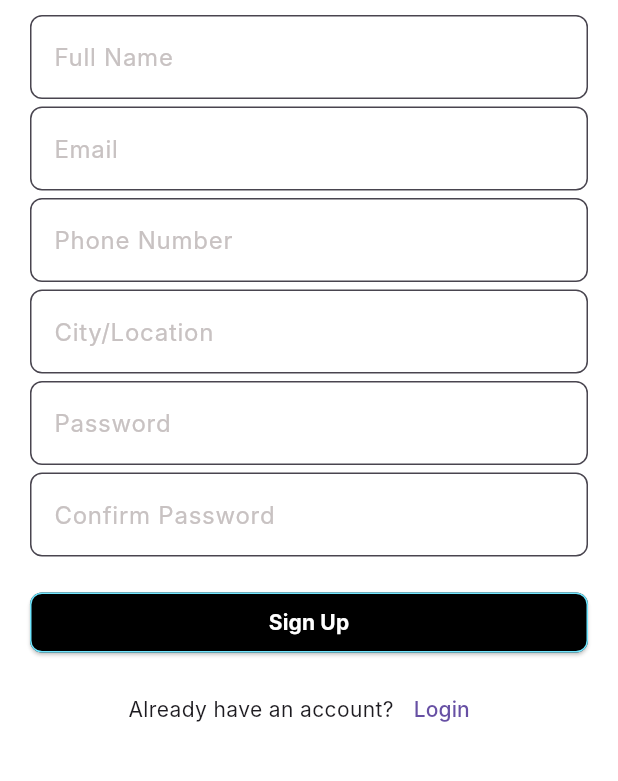
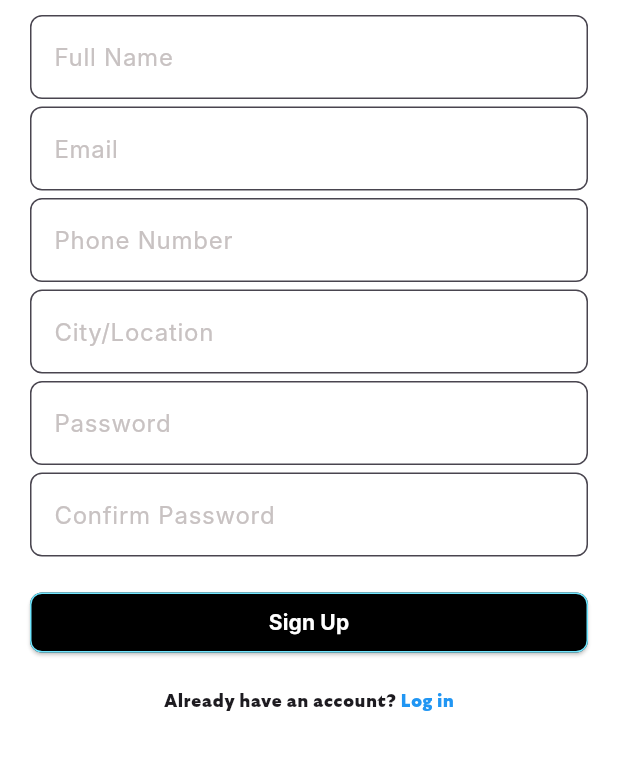
Before and after one commit to leyrieee/CS443-Team-Project, a Flutter app: the SignUpVolunteerPage screen opened directly, on a phone screen of 412 x 824 dp, the part 402-1183 px from its top. Run offline on Flutter 3.47's test engine with Material 3 defaults, Android fonts, the phone set to English and light mode, and no system bars; Roboto replaces fonts that are missing (Inter).

Commit message:
Edits to signup and login

```diff
--- a/lib/screens/signup_volunteer.dart
+++ b/lib/screens/signup.dart
@@ -59,18 +59,33 @@ class SignUpVolunteerPage extends StatelessWidget {
               const SizedBox(height: 20),
               buildPrimaryButton('Sign Up', () {}),
 
-              const SizedBox(height: 10),
-              Row(
-                mainAxisAlignment: MainAxisAlignment.center,
-                children: [
-                  const Text("Already have an account?"),
-                  TextButton(
-                    onPressed: () {
-                      Navigator.pop(context);
-                    },
-                    child: const Text('Login'),
-                  ),
-                ],
+              const SizedBox(height: 20),
+
+              // Log-in Option with Clickable "Log in" Link
+              Center(
+                child: Row(
+                  mainAxisSize: MainAxisSize.min,
+                  children: [
+                    const Text(
+                      "Already have an account? ",
+                      style: TextStyle(fontFamily: "GT Ultra", fontSize: 12),
+                    ),
+                    GestureDetector(
+                      onTap: () {
+                        Navigator.pop(context);
+                      },
+                      child: const Text(
+                        "Log in",
+                        style: TextStyle(
+                          fontFamily: "GT Ultra",
+                          fontSize: 12,
+                          color: Colors.blue,
+                          fontWeight: FontWeight.bold,
+                        ),
+                      ),
+                    ),
+                  ],
+                ),
               ),
             ],
           ),
```
Also changed, not shown: lib/screens/login.dart (+23 -32 lines), lib/screens/signup_organisation.dart (deleted, +0 -130 lines).
